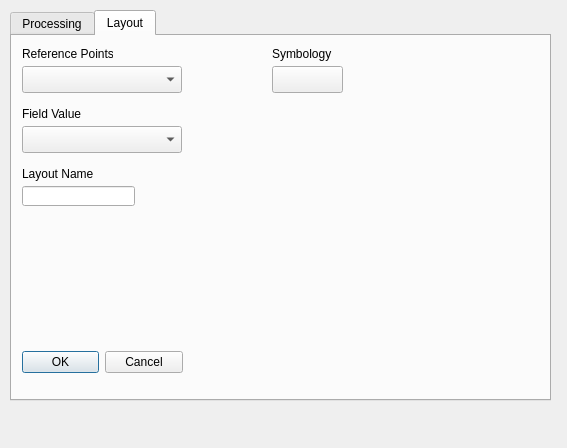
First picture: the form in raster_vol_test/raster_vol_test_dialog_base.ui, repository sfajardot/qgis-thesis, before the edit.
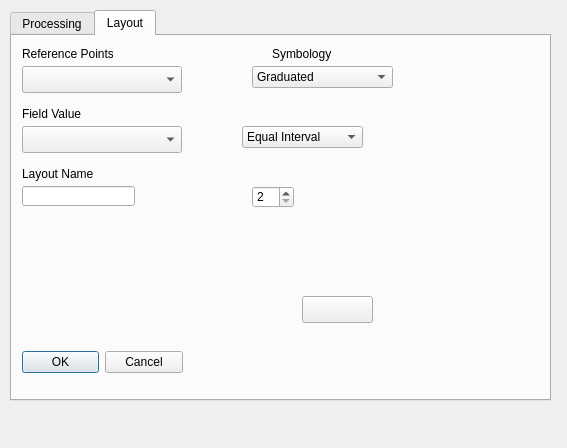
Second picture: the form after the edit. Custom widgets are drawn as their Qt base class.

Commit message: Added graduated symbology

Diff of the .ui file:
```diff
--- a/raster_vol_test/raster_vol_test_dialog_base.ui
+++ b/raster_vol_test/raster_vol_test_dialog_base.ui
@@ -325,8 +325,8 @@
     <widget class="QgsSymbolButton" name="mSymbolButton">
      <property name="geometry">
       <rect>
-       <x>260</x>
-       <y>30</y>
+       <x>290</x>
+       <y>260</y>
        <width>71</width>
        <height>27</height>
       </rect>
@@ -345,6 +345,67 @@
       <string>Symbology</string>
      </property>
     </widget>
+    <widget class="QComboBox" name="cmbSymType">
+     <property name="geometry">
+      <rect>
+       <x>240</x>
+       <y>30</y>
+       <width>141</width>
+       <height>22</height>
+      </rect>
+     </property>
+     <item>
+      <property name="text">
+       <string>Graduated</string>
+      </property>
+     </item>
+     <item>
+      <property name="text">
+       <string>Vector Field Marker</string>
+      </property>
+     </item>
+    </widget>
+    <widget class="QComboBox" name="cmbGradMeth">
+     <property name="geometry">
+      <rect>
+       <x>230</x>
+       <y>90</y>
+       <width>121</width>
+       <height>22</height>
+      </rect>
+     </property>
+     <item>
+      <property name="text">
+       <string>Equal Interval</string>
+      </property>
+     </item>
+     <item>
+      <property name="text">
+       <string>Jenks</string>
+      </property>
+     </item>
+     <item>
+      <property name="text">
+       <string>Quantile</string>
+      </property>
+     </item>
+    </widget>
+    <widget class="QSpinBox" name="spbNumClass">
+     <property name="geometry">
+      <rect>
+       <x>240</x>
+       <y>150</y>
+       <width>42</width>
+       <height>22</height>
+      </rect>
+     </property>
+     <property name="minimum">
+      <number>2</number>
+     </property>
+     <property name="maximum">
+      <number>5</number>
+     </property>
+    </widget>
    </widget>
   </widget>
  </widget>
```
The commit also changes 1 other file.
